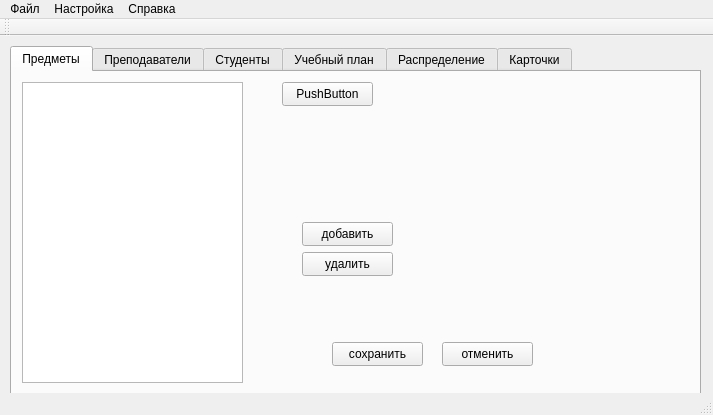
Before: the Qt Designer form mainwindow.ui in alexeypertcev/ksu-ivt-nagruzka, drawn with Qt 5.
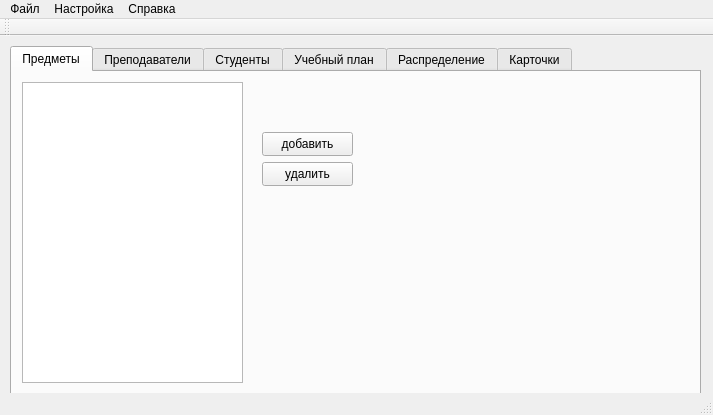
After: the same form once the commit is applied.

Diff of the .ui file:
```diff
--- a/mainwindow.ui
+++ b/mainwindow.ui
@@ -30,24 +30,11 @@
      <attribute name="title">
       <string>Предметы</string>
      </attribute>
-     <widget class="QPushButton" name="pushButton_2">
-      <property name="geometry">
-       <rect>
-        <x>270</x>
-        <y>10</y>
-        <width>91</width>
-        <height>24</height>
-       </rect>
-      </property>
-      <property name="text">
-       <string>PushButton</string>
-      </property>
-     </widget>
      <widget class="QPushButton" name="pushButton_3">
       <property name="geometry">
        <rect>
-        <x>290</x>
-        <y>150</y>
+        <x>250</x>
+        <y>60</y>
         <width>91</width>
         <height>24</height>
        </rect>
@@ -56,45 +43,6 @@
        <string>добавить</string>
       </property>
      </widget>
-     <widget class="QPushButton" name="pushButton_4">
-      <property name="geometry">
-       <rect>
-        <x>290</x>
-        <y>180</y>
-        <width>91</width>
-        <height>24</height>
-       </rect>
-      </property>
-      <property name="text">
-       <string>удалить</string>
-      </property>
-     </widget>
-     <widget class="QPushButton" name="pushButton_5">
-      <property name="geometry">
-       <rect>
-        <x>320</x>
-        <y>270</y>
-        <width>91</width>
-        <height>24</height>
-       </rect>
-      </property>
-      <property name="text">
-       <string>сохранить</string>
-      </property>
-     </widget>
-     <widget class="QPushButton" name="pushButton_6">
-      <property name="geometry">
-       <rect>
-        <x>430</x>
-        <y>270</y>
-        <width>91</width>
-        <height>24</height>
-       </rect>
-      </property>
-      <property name="text">
-       <string>отменить</string>
-      </property>
-     </widget>
      <widget class="QTableView" name="tableView">
       <property name="geometry">
        <rect>
@@ -105,6 +53,19 @@
        </rect>
       </property>
      </widget>
+     <widget class="QPushButton" name="pushButton_2">
+      <property name="geometry">
+       <rect>
+        <x>250</x>
+        <y>90</y>
+        <width>91</width>
+        <height>24</height>
+       </rect>
+      </property>
+      <property name="text">
+       <string>удалить</string>
+      </property>
+     </widget>
     </widget>
     <widget class="QWidget" name="tab">
      <attribute name="title">
```
Left out of the diff: 25 changed lines with no effect on the pictures.
